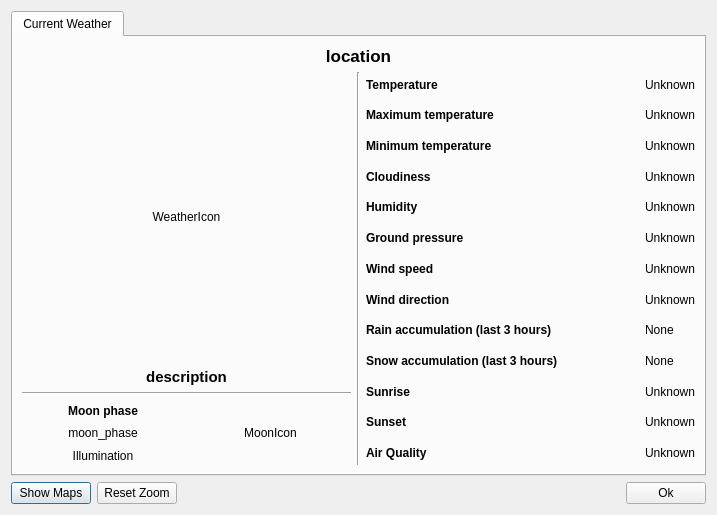
Above: WeatherDialog.ui from FelixdelasPozas/TrayWeather before the change. Below: the same form after it.
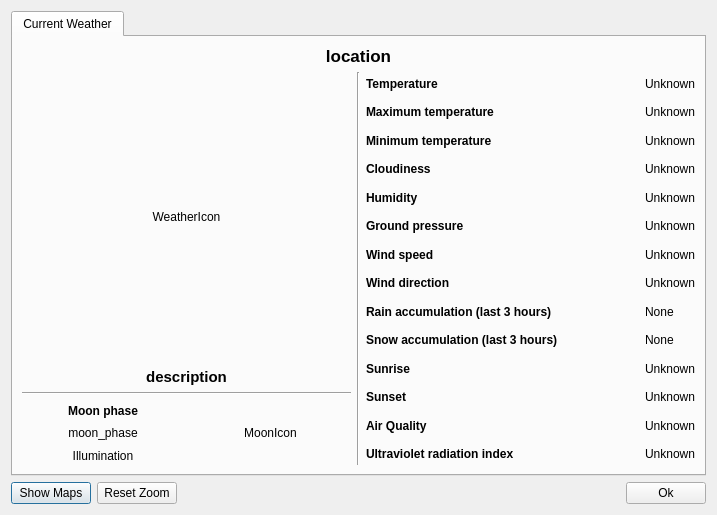
That is the form after the change. Icons and pictures are not drawn.

Commit message: Ultraviolet index forecast.

Diff of the .ui file:
```diff
--- a/WeatherDialog.ui
+++ b/WeatherDialog.ui
@@ -475,6 +475,35 @@
            </item>
            <item row="12" column="1">
             <widget class="QLabel" name="m_air_quality">
+             <property name="toolTip">
+              <string>Air quality</string>
+             </property>
+             <property name="text">
+              <string>Unknown</string>
+             </property>
+            </widget>
+           </item>
+           <item row="13" column="0">
+            <widget class="QLabel" name="label_14">
+             <property name="font">
+              <font>
+               <weight>75</weight>
+               <bold>true</bold>
+              </font>
+             </property>
+             <property name="toolTip">
+              <string>Current ultraviolet radiation index.</string>
+             </property>
+             <property name="text">
+              <string>Ultraviolet radiation index</string>
+             </property>
+            </widget>
+           </item>
+           <item row="13" column="1">
+            <widget class="QLabel" name="m_uvi">
+             <property name="toolTip">
+              <string>UV index</string>
+             </property>
              <property name="text">
               <string>Unknown</string>
              </property>
```
The commit also changes 10 other files.
